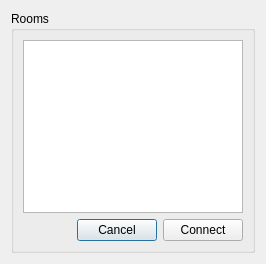
Old version of the form desktop/gui/roomslistdialog.ui in the repository LuxoftLab/ShareClipboard.
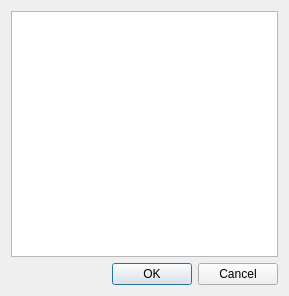
New version of the form.

Commit message: [untested over network] create room, connect room and delete room stable

Patch:
```diff
--- a/desktop/gui/roomslistdialog.ui
+++ b/desktop/gui/roomslistdialog.ui
@@ -6,8 +6,8 @@
    <rect>
     <x>0</x>
     <y>0</y>
-    <width>266</width>
-    <height>264</height>
+    <width>289</width>
+    <height>296</height>
    </rect>
   </property>
   <property name="windowTitle">
@@ -15,12 +15,6 @@
   </property>
   <layout class="QVBoxLayout" name="verticalLayout_2">
    <item>
-    <widget class="QGroupBox" name="groupBox">
-     <property name="title">
-      <string>Rooms</string>
-     </property>
-     <layout class="QHBoxLayout" name="horizontalLayout_2">
-      <item>
        <layout class="QVBoxLayout" name="verticalLayout">
         <item>
          <widget class="QListWidget" name="listWidget"/>
@@ -41,29 +35,15 @@
            </spacer>
           </item>
           <item>
-           <widget class="QPushButton" name="cancelButt">
-            <property name="text">
-             <string>Cancel</string>
+        <widget class="QDialogButtonBox" name="buttonBox">
+         <property name="standardButtons">
+          <set>QDialogButtonBox::Cancel|QDialogButtonBox::Ok</set>
             </property>
            </widget>
           </item>
-          <item>
-           <widget class="QPushButton" name="connectButt">
-            <property name="text">
-             <string>Connect</string>
-            </property>
-           </widget>
-          </item>
          </layout>
         </item>
        </layout>
-      </item>
-     </layout>
-     <zorder></zorder>
-     <zorder></zorder>
-     <zorder></zorder>
-     <zorder></zorder>
-    </widget>
    </item>
   </layout>
  </widget>
```
Lines whose indentation alone changed are shown as unchanged. The commit also changes 10 other files.
